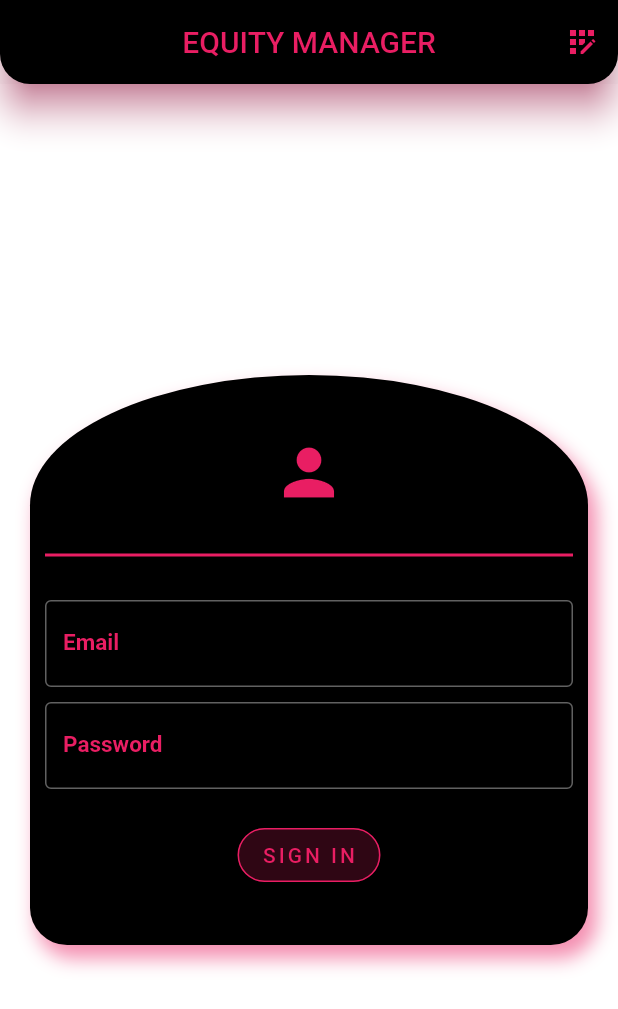
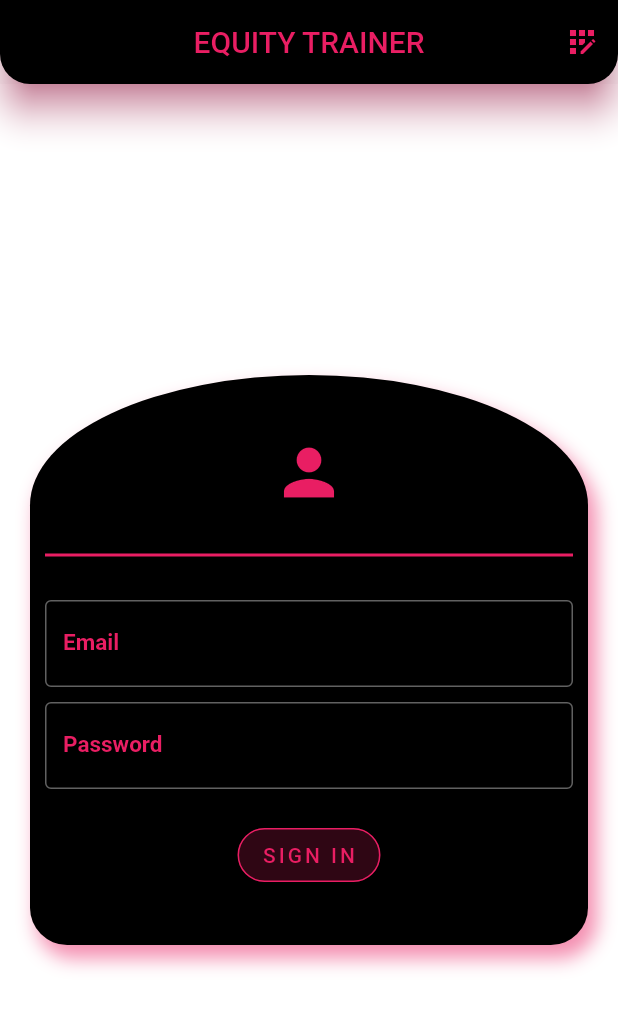
Before and after one commit to shivamsoni1501/Equity-Trainer, a Flutter app: the screen it shows after launch, on a phone screen of 412 x 824 dp. Shown: the top 1009 px of the screen. Run offline on Flutter 3.47's test engine with Material 2 defaults, Android fonts, the phone set to English and light mode, and no system bars; our stand-ins replace cloud_firestore, firebase_auth, firebase_core; missing offline and left inert: finance_quote; accounts and stored records are empty.

Commit message:
changed to Equity Trainer with transaction history

```diff
--- a/lib/main.dart
+++ b/lib/main.dart
@@ -12,22 +12,22 @@ void main() async {
 }
 
 class MyApp extends StatelessWidget {
-  // This widget is the root of your application.
   @override
   Widget build(BuildContext context) {
     return StreamProvider<User>.value(
       value: AuthenticationService().user,
       child: MaterialApp(
-        title: 'Equity Manager',
+        title: 'Equity Trainer',
         debugShowCheckedModeBanner: false,
         theme: ThemeData(
           textTheme: TextTheme(
-              headline3: TextStyle(
-                  fontSize: 30,
-                  color: Colors.pink,
-                  fontWeight: FontWeight.bold,
-                  textBaseline: null,
-                  decoration: TextDecoration.none)),
+            headline3: TextStyle(
+                fontSize: 30,
+                color: Colors.pink,
+                fontWeight: FontWeight.bold,
+                textBaseline: TextBaseline.alphabetic,
+                decoration: TextDecoration.none),
+          ),
           visualDensity: VisualDensity.adaptivePlatformDensity,
         ),
         home: Wrapper(),
--- a/lib/models/constants.dart
+++ b/lib/models/constants.dart
@@ -39,7 +39,7 @@ Widget appBar(Icon icon, String path, BuildContext context) => AppBar(
       shadowColor: Colors.pink,
       elevation: 20,
       title: Text(
-        "EQUITY MANAGER",
+        "EQUITY TRAINER",
         style: TextStyle(color: Colors.pink),
       ),
       actions: [
--- a/lib/models/user.dart
+++ b/lib/models/user.dart
@@ -1,5 +1,5 @@
 class LocalUser {
-  static String uid;
+  static String uid = 'NULL';
   static double tocken;
   static bool load = true;
   static Map<String, String> userData = {
@@ -35,23 +35,38 @@ class LocalUser {
     'NKE': {'count': 0, 'totalSell': 0, 'totalBuy': 0}
   };
 
-  static Map<String, List<Map<String, String>>> history = {
-    'AAPL': List(),
-    'GOOG': List(),
-    'MSFT': List(),
-    'AMZN': List(),
-    'FB': List(),
-    'TSLA': List(),
-    'BABA': List(),
-    'V': List(),
-    'NFLX': List(),
-    'NKE': List()
+  static List<Map<String, String>> history = [];
+
+  static Map<String, List<Map<String, String>>> stocksHistory = {
+    'AAPL': [],
+    'GOOG': [],
+    'MSFT': [],
+    'AMZN': [],
+    'FB': [],
+    'TSLA': [],
+    'BABA': [],
+    'V': [],
+    'NFLX': [],
+    'NKE': []
   };
 
-  updateLocalUser(String name, String phone, String email, String password) {
+  static updateLocalUser(
+      String name, String phone, String email, String password) {
     LocalUser.userData['name'] = name;
     LocalUser.userData['phone'] = phone;
     LocalUser.userData['email'] = email;
     LocalUser.userData['password'] = password;
   }
+
+  static clear() {
+    LocalUser.history.clear();
+    LocalUser.stocksHistory.forEach((key, value) {
+      stocksHistory[key].clear();
+    });
+    LocalUser.stocks.forEach((key, value) {
+      value.forEach((key1, value1) {
+        stocks[key][key1] = 0;
+      });
+    });
+  }
 }
--- a/lib/screen/authenticate/signin.dart
+++ b/lib/screen/authenticate/signin.dart
@@ -31,7 +31,7 @@ class _SignInState extends State<SignIn> {
         shadowColor: Colors.pink,
         elevation: 10,
         title: Text(
-          "EQUITY MANAGER",
+          "EQUITY TRAINER",
           style: TextStyle(color: Colors.pink),
         ),
         actions: [
--- a/lib/screen/authenticate/signup.dart
+++ b/lib/screen/authenticate/signup.dart
@@ -1,7 +1,9 @@
 import 'package:flutter/material.dart';
 import 'package:flutter/services.dart';
 import 'package:hello_world/models/constants.dart';
+import 'package:hello_world/models/user.dart';
 import 'package:hello_world/services/authentication.dart';
+import 'package:hello_world/services/database.dart';
 
 class SignUp extends StatefulWidget {
   final Function toggle;
@@ -38,7 +40,7 @@ class _SignUpState extends State<SignUp> {
         shadowColor: Colors.pink,
         elevation: 20,
         title: Text(
-          "EQUITY MANAGER",
+          "EQUITY TRAINER",
           style: TextStyle(color: Colors.pink),
         ),
         actions: [
--- a/lib/screen/home/homePage/insideStock/stockDetail.dart
+++ b/lib/screen/home/homePage/insideStock/stockDetail.dart
@@ -89,10 +89,9 @@ class _StockDetailsState extends State<StockDetails> {
                 height: 15,
               ),
               Row(
-                crossAxisAlignment: CrossAxisAlignment.baseline,
                 children: [
                   Text(
-                    _value['regularMarketPrice'].toString() ?? 'Error',
+                    _value['regularMarketPrice'].toString() ?? 'N.A.',
                     style: TextStyle(
                         fontSize: 15,
                         color: Colors.white70,
--- a/lib/screen/wrapper.dart
+++ b/lib/screen/wrapper.dart
@@ -19,7 +19,9 @@ class _WrapperState extends State<Wrapper> {
     if (_user == null) {
       return Auth();
     } else {
-      LocalUser.uid = _user.uid;
+      if (LocalUser.uid != _user.uid) {
+        LocalUser.uid = _user.uid;
+      }
       return StreamProvider<DocumentSnapshot>.value(
         value: DatabaseService().userData,
         child: Home(),
```
Also changed, not shown: lib/screen/home/HistoryPage/history.dart (added, +199 -0 lines), lib/screen/home/home.dart (+28 -12 lines), lib/screen/home/homePage/homeBody.dart (+3 -12 lines), lib/screen/home/homePage/insideStock/alertBox.dart (+13 -8 lines), lib/screen/home/portfolioPage/portfolio.dart (+37 -8 lines), lib/screen/home/profilePage/profileBody.dart (+21 -2 lines), lib/services/authentication.dart (+43 -22 lines), lib/services/database.dart (+0 -10 lines), pubspec.lock, 1 other file.
